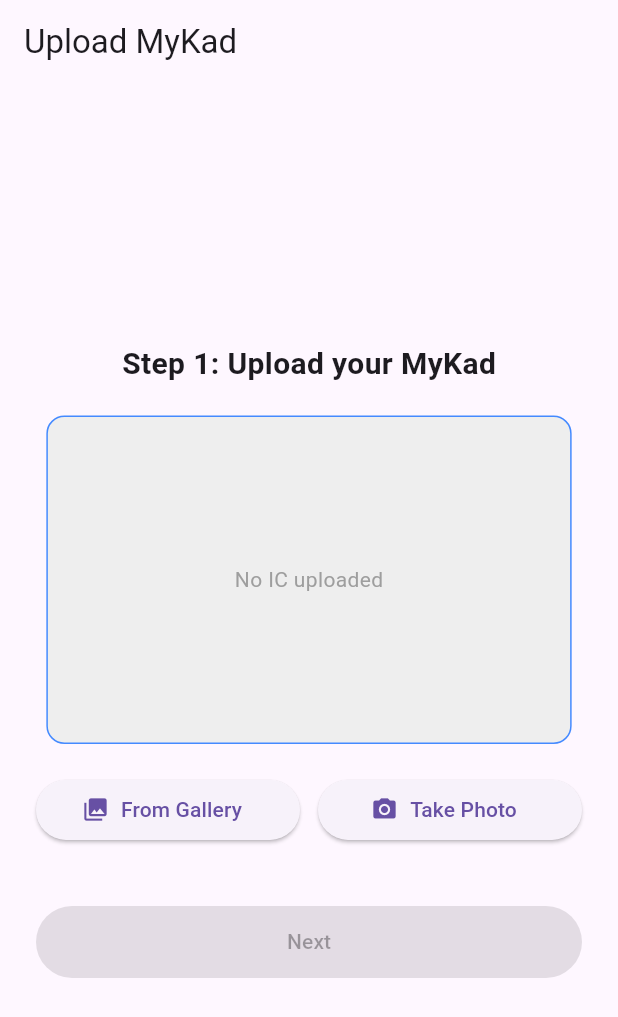
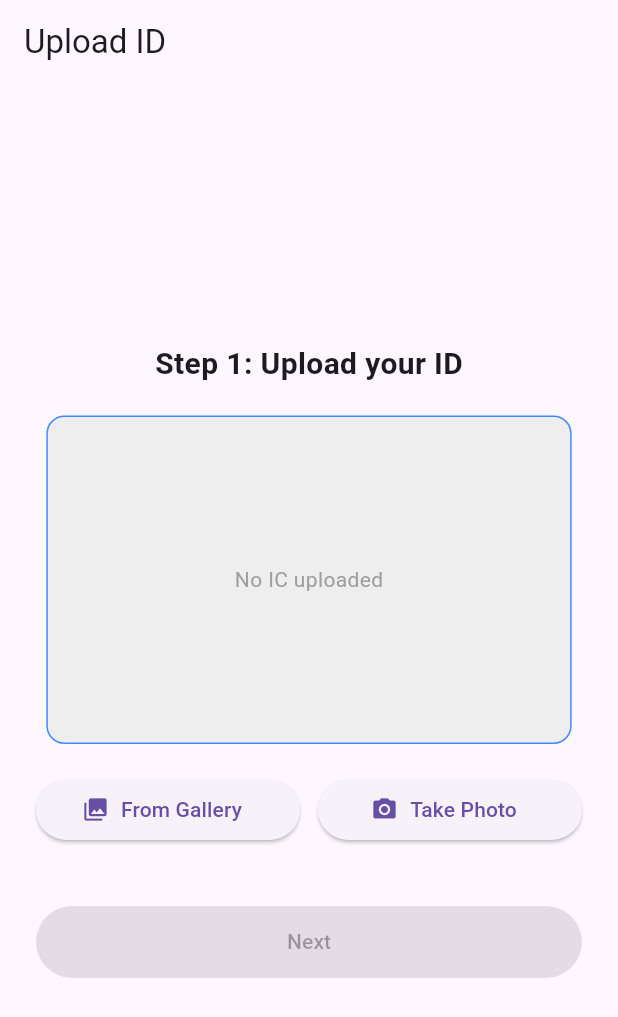
Before and after one commit to Jastej-Gill/kyc-test, a Flutter app: the screen it shows after launch, on a phone screen of 412 x 824 dp. Shown: the top 1017 px of the screen. Run offline on Flutter 3.47's test engine with Material 3 defaults, Android fonts, the phone set to English and light mode, and no system bars; our stand-ins replace camera, image_picker.

Commit message:
Update to accept all IDs

```diff
--- a/kyc_app/lib/pages/ic_camera_capture_page.dart
+++ b/kyc_app/lib/pages/ic_camera_capture_page.dart
@@ -165,7 +165,7 @@ Widget build(BuildContext context) {
                           borderRadius: BorderRadius.circular(8),
                         ),
                         child: const Text(
-                          "Align your MyKad inside the frame",
+                          "Align your ID inside the frame",
                           style: TextStyle(color: Colors.white, fontSize: 16),
                         ),
                       ),
--- a/kyc_app/lib/pages/upload_ic_page.dart
+++ b/kyc_app/lib/pages/upload_ic_page.dart
@@ -60,7 +60,7 @@ Future<void> _processIC(File file) async {
     final double frameHeight = frameWidth / 1.6; // 16:10 ratio
 
     return Scaffold(
-      appBar: AppBar(title: const Text('Upload MyKad')),
+      appBar: AppBar(title: const Text('Upload ID')),
       body: Center(
         child: SingleChildScrollView(
           padding: const EdgeInsets.symmetric(horizontal: 24, vertical: 20),
@@ -68,7 +68,7 @@ Future<void> _processIC(File file) async {
             crossAxisAlignment: CrossAxisAlignment.center,
             children: [
               const Text(
-                'Step 1: Upload your MyKad',
+                'Step 1: Upload your ID',
                 style: TextStyle(fontSize: 20, fontWeight: FontWeight.bold),
               ),
               const SizedBox(height: 20),
--- a/kyc_app/lib/services/ekyc_service.dart
+++ b/kyc_app/lib/services/ekyc_service.dart
@@ -5,7 +5,7 @@ import 'dart:io';
 import 'package:http/http.dart' as http;
 
 class EKYCService {
-  static const String baseUrl = 'http://0.0.0.0:8000'; //Change this
+  static const String baseUrl = 'http://172.16.12.41:8000';
 
   static Future<void> verifyICStructure(File icImage) async {
     var uri = Uri.parse('$baseUrl/verify_ic_structure/');
```
